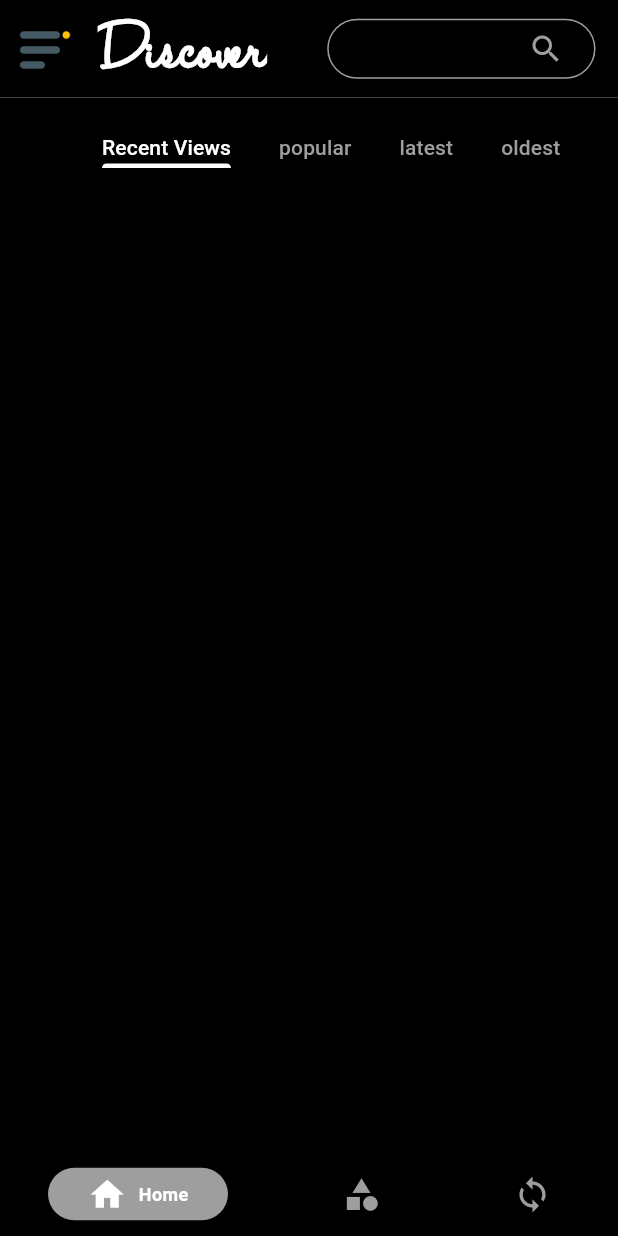
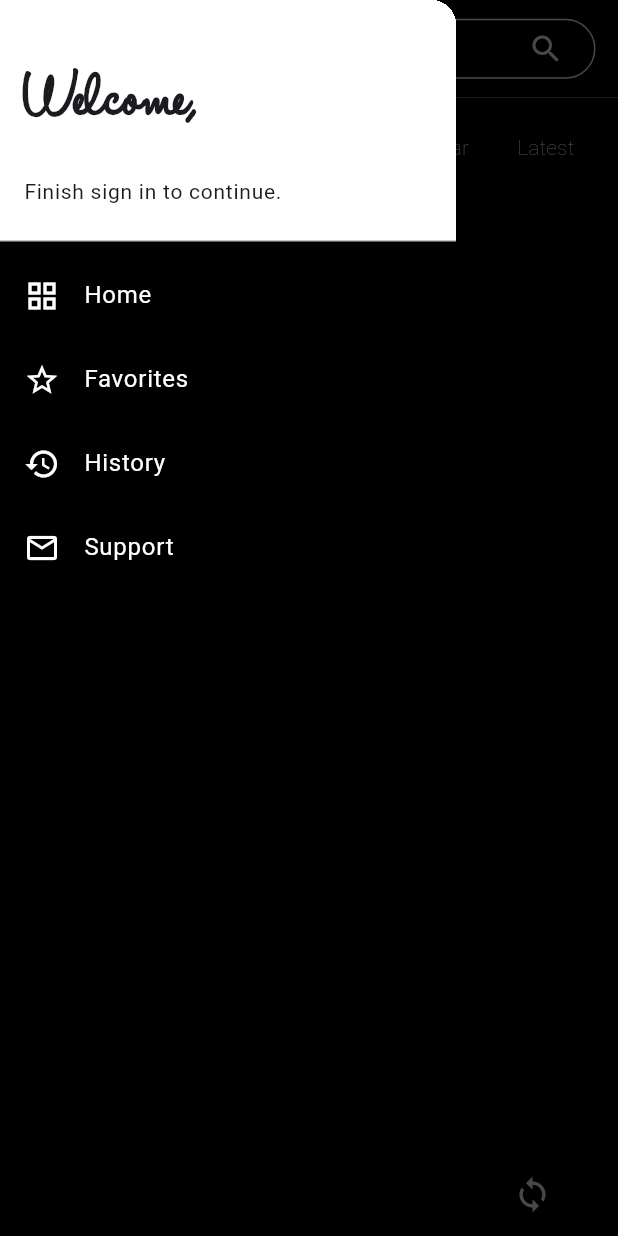
Before and after one commit to joyal670/wall_pix, a Flutter app: the Dashboard screen opened directly, with the side drawer open (before the commit the screen has no drawer), on a phone screen of 412 x 824 dp. Run offline on Flutter 3.47's test engine with Material 2 defaults, Android fonts, the phone set to English and light mode, and no system bars; drawn by our look-alikes of persistent_bottom_nav_bar_v2; our stand-ins replace bloc, dio, flutter_svg, injectable, loading_indicator, lottie and 2 more; missing offline and left inert: downloads_path_provider_28, gson, percentify; network calls fail; project files that could hold a hidden picture were left out.

Commit message:
ui changes

```diff
--- a/lib/dashboard/CustomappBar.dart
+++ b/lib/dashboard/CustomappBar.dart
@@ -24,10 +24,15 @@ class CustomAppBar extends StatelessWidget {
           crossAxisAlignment: CrossAxisAlignment.center,
           children: [
             width10,
-            Image.asset(
-              "assets/images/menu.png",
-              width: 40,
-              height: 40,
+            InkWell(
+              onTap: () {
+                Scaffold.of(context).openDrawer();
+              },
+              child: Image.asset(
+                "assets/images/menu.png",
+                width: 40,
+                height: 40,
+              ),
             ),
             width15,
             Text(
--- a/lib/dashboard/dashboard.dart
+++ b/lib/dashboard/dashboard.dart
@@ -1,4 +1,4 @@
-// ignore_for_file: prefer_const_constructors
+// ignore_for_file: prefer_const_constructors, prefer_const_literals_to_create_immutables
 
 import 'package:flutter/material.dart';
 import 'package:wallpix/dashboard/category/category.dart';
@@ -15,6 +15,8 @@ ValueNotifier<String> bottomNavigationIndex = ValueNotifier("Discover");
 
 class Dashboard extends StatelessWidget {
   Dashboard({super.key});
+
+  var scaffoldKey = GlobalKey<ScaffoldState>();
 
   List<Widget> _buildScreens() {
     return [
@@ -57,6 +59,99 @@ class Dashboard extends StatelessWidget {
   Widget build(BuildContext context) {
     return SafeArea(
       child: Scaffold(
+        key: scaffoldKey,
+        drawer: Drawer(
+          backgroundColor: colorBlack,
+          child: ListView(
+            padding: EdgeInsets.zero,
+            children: [
+              DrawerHeader(
+                decoration: BoxDecoration(
+                  color: Colors.white,
+                ),
+                child: Column(
+                  crossAxisAlignment: CrossAxisAlignment.start,
+                  mainAxisAlignment: MainAxisAlignment.spaceEvenly,
+                  children: [
+                    Text(
+                      'Welcome,',
+                      style: TextStyle(
+                          fontFamily: "Raleway",
+                          fontWeight: FontWeight.bold,
+                          fontSize: 50),
+                    ),
+                    Text(
+                      'Finish sign in to continue.',
+                      style: TextStyle(fontSize: 14),
+                    ),
+                  ],
+                ),
+              ),
+              ListTile(
+                splashColor: colorCodGrey,
+                title: const Text(
+                  'Home',
+                  style: TextStyle(
+                    color: colorWhite,
+                  ),
+                ),
+                leading: Icon(
+                  Icons.grid_view,
+                  color: colorWhite,
+                ),
+                onTap: () {
+                  // Then close the drawer
+                  Navigator.pop(context);
+                },
+              ),
+              ListTile(
+                splashColor: colorCodGrey,
+                leading: Icon(
+                  Icons.star_border,
+                  color: colorWhite,
+                ),
+                title: const Text(
+                  'Favorites',
+                  style: TextStyle(color: colorWhite),
+                ),
+                onTap: () {
+                  // Then close the drawer
+                  Navigator.pop(context);
+                },
+              ),
+              ListTile(
+                splashColor: colorCodGrey,
+                leading: Icon(
+                  Icons.history,
+                  color: colorWhite,
+                ),
+                title: const Text(
+                  'History',
+                  style: TextStyle(color: colorWhite),
+                ),
+                onTap: () {
+                  // Then close the drawer
+                  Navigator.pop(context);
+                },
+              ),
+              ListTile(
+                splashColor: colorCodGrey,
+                leading: Icon(
+                  Icons.mail_outline,
+                  color: colorWhite,
+                ),
+                title: const Text(
+                  'Support',
+                  style: TextStyle(color: colorWhite),
+                ),
+                onTap: () {
+                  // Then close the drawer
+                  Navigator.pop(context);
+                },
+              ),
+            ],
+          ),
+        ),
         appBar: PreferredSize(
             preferredSize: Size.fromHeight(65),
             child: CustomAppBar(
--- a/lib/dashboard/home/home.dart
+++ b/lib/dashboard/home/home.dart
@@ -49,11 +49,17 @@ class _HomeScreenState extends State<HomeScreen>
         children: [
           height10,
           TabBar(
+              unselectedLabelStyle:
+                  TextStyle(fontWeight: FontWeight.w200, fontSize: 14),
+              labelStyle: TextStyle(
+                  fontWeight: FontWeight.bold,
+                  fontSize: 27,
+                  fontStyle: FontStyle.normal),
               controller: _tabController,
               labelColor: Colors.white,
               indicatorColor: colorWhite,
               isScrollable: true,
-              indicatorWeight: 1,
+              indicatorWeight: .5,
               unselectedLabelColor: Colors.grey,
               dividerColor: Colors.transparent,
               indicatorPadding: EdgeInsets.only(bottom: 10),
@@ -64,13 +70,13 @@ class _HomeScreenState extends State<HomeScreen>
                   ),
                 ),
                 Tab(
-                  child: Text('popular'),
+                  child: Text('Popular'),
                 ),
                 Tab(
-                  child: Text('latest'),
+                  child: Text('Latest'),
                 ),
                 Tab(
-                  child: Text('oldest'),
+                  child: Text('Oldest'),
                 ),
               ]),
           Expanded(
```
